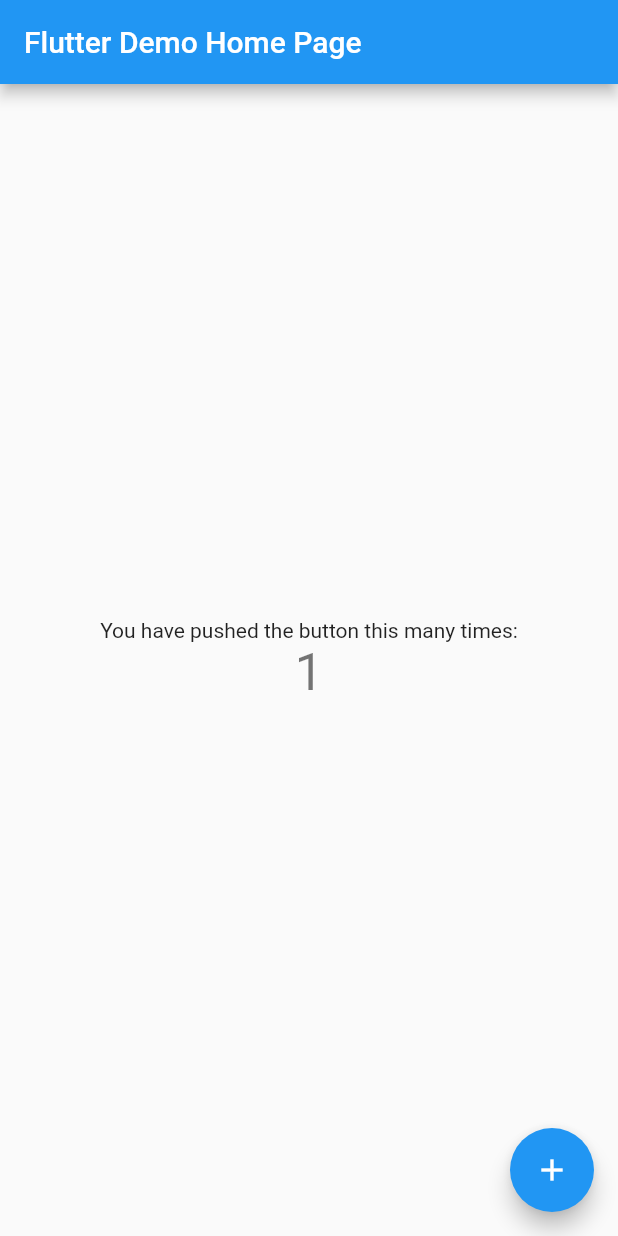
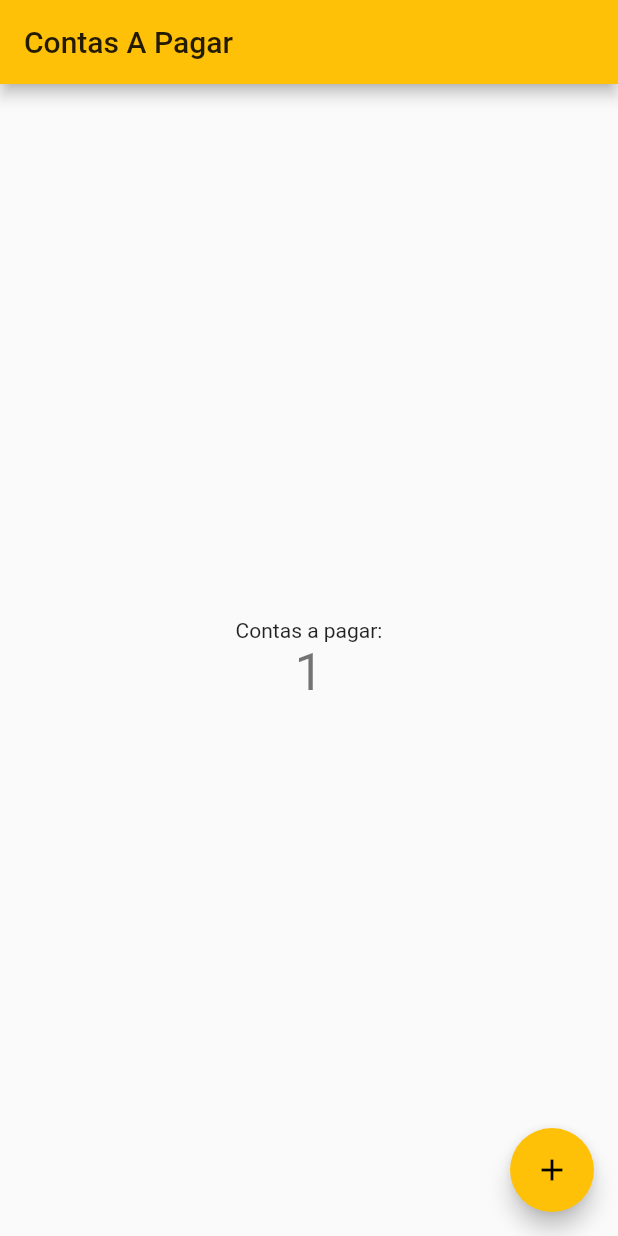
Before and after one commit to LuanZanchet/ContasAPagarApp, a Flutter app: the screen it shows after launch, after a tap on the "add" icon, on a phone screen of 412 x 824 dp. Run offline on Flutter 3.47's test engine with Material 2 defaults, Android fonts, the phone set to English and light mode, and no system bars.

Commit message:
Criação da tela principal

```diff
--- a/lib/main.dart
+++ b/lib/main.dart
@@ -1,111 +1,3 @@
 import 'package:flutter/material.dart';
-
-void main() => runApp(MyApp());
-
-class MyApp extends StatelessWidget {
-  // This widget is the root of your application.
-  @override
-  Widget build(BuildContext context) {
-    return MaterialApp(
-      title: 'Flutter Demo',
-      theme: ThemeData(
-        // This is the theme of your application.
-        //
-        // Try running your application with "flutter run". You'll see the
-        // application has a blue toolbar. Then, without quitting the app, try
-        // changing the primarySwatch below to Colors.green and then invoke
-        // "hot reload" (press "r" in the console where you ran "flutter run",
-        // or simply save your changes to "hot reload" in a Flutter IDE).
-        // Notice that the counter didn't reset back to zero; the application
-        // is not restarted.
-        primarySwatch: Colors.blue,
-      ),
-      home: MyHomePage(title: 'Flutter Demo Home Page'),
-    );
-  }
-}
-
-class MyHomePage extends StatefulWidget {
-  MyHomePage({Key key, this.title}) : super(key: key);
-
-  // This widget is the home page of your application. It is stateful, meaning
-  // that it has a State object (defined below) that contains fields that affect
-  // how it looks.
-
-  // This class is the configuration for the state. It holds the values (in this
-  // case the title) provided by the parent (in this case the App widget) and
-  // used by the build method of the State. Fields in a Widget subclass are
-  // always marked "final".
-
-  final String title;
-
-  @override
-  _MyHomePageState createState() => _MyHomePageState();
-}
-
-class _MyHomePageState extends State<MyHomePage> {
-  int _counter = 0;
-
-  void _incrementCounter() {
-    setState(() {
-      // This call to setState tells the Flutter framework that something has
-      // changed in this State, which causes it to rerun the build method below
-      // so that the display can reflect the updated values. If we changed
-      // _counter without calling setState(), then the build method would not be
-      // called again, and so nothing would appear to happen.
-      _counter++;
-    });
-  }
-
-  @override
-  Widget build(BuildContext context) {
-    // This method is rerun every time setState is called, for instance as done
-    // by the _incrementCounter method above.
-    //
-    // The Flutter framework has been optimized to make rerunning build methods
-    // fast, so that you can just rebuild anything that needs updating rather
-    // than having to individually change instances of widgets.
-    return Scaffold(
-      appBar: AppBar(
-        // Here we take the value from the MyHomePage object that was created by
-        // the App.build method, and use it to set our appbar title.
-        title: Text(widget.title),
-      ),
-      body: Center(
-        // Center is a layout widget. It takes a single child and positions it
-        // in the middle of the parent.
-        child: Column(
-          // Column is also a layout widget. It takes a list of children and
-          // arranges them vertically. By default, it sizes itself to fit its
-          // children horizontally, and tries to be as tall as its parent.
-          //
-          // Invoke "debug painting" (press "p" in the console, choose the
-          // "Toggle Debug Paint" action from the Flutter Inspector in Android
-          // Studio, or the "Toggle Debug Paint" command in Visual Studio Code)
-          // to see the wireframe for each widget.
-          //
-          // Column has various properties to control how it sizes itself and
-          // how it positions its children. Here we use mainAxisAlignment to
-          // center the children vertically; the main axis here is the vertical
-          // axis because Columns are vertical (the cross axis would be
-          // horizontal).
-          mainAxisAlignment: MainAxisAlignment.center,
-          children: <Widget>[
-            Text(
-              'You have pushed the button this many times:',
-            ),
-            Text(
-              '$_counter',
-              style: Theme.of(context).textTheme.display1,
-            ),
-          ],
-        ),
-      ),
-      floatingActionButton: FloatingActionButton(
-        onPressed: _incrementCounter,
-        tooltip: 'Increment',
-        child: Icon(Icons.add),
-      ), // This trailing comma makes auto-formatting nicer for build methods.
-    );
-  }
-}
+import 'package:contas_a_pagar_app/screen/Principal.dart';
+void main() => runApp(Principal());
--- /dev/null
+++ b/lib/screen/Principal.dart
@@ -0,0 +1,60 @@
+import 'package:flutter/material.dart';
+
+class Principal extends StatelessWidget {
+  @override
+  Widget build(BuildContext context) {
+    return MaterialApp(
+      title: 'Contas A Pagar',
+      theme: ThemeData(
+        primarySwatch: Colors.amber,
+      ),
+      home: MyHomePage(title: 'Contas A Pagar'),
+    );
+  }
+}
+
+class MyHomePage extends StatefulWidget {
+  MyHomePage({Key key, this.title}) : super(key: key);
+  final String title;
+
+  @override
+  _MyHomePageState createState() => _MyHomePageState();
+}
+
+class _MyHomePageState extends State<MyHomePage> {
+  int _counter = 0;
+
+  void _incrementCounter() {
+    setState(() {
+      _counter++;
+    });
+  }
+
+  @override
+  Widget build(BuildContext context) {
+    return Scaffold(
+      appBar: AppBar(
+        title: Text(widget.title),
+      ),
+      body: Center(
+        child: Column(
+          mainAxisAlignment: MainAxisAlignment.center,
+          children: <Widget>[
+            Text(
+              'Contas a pagar:',
+            ),
+            Text(
+              '$_counter',
+              style: Theme.of(context).textTheme.display1,
+            ),
+          ],
+        ),
+      ),
+      floatingActionButton: FloatingActionButton(
+        onPressed: _incrementCounter,
+        tooltip: 'Increment',
+        child: Icon(Icons.add),
+      ),
+    );
+  }
+}
```
Also changed, not shown: 1 other file.
